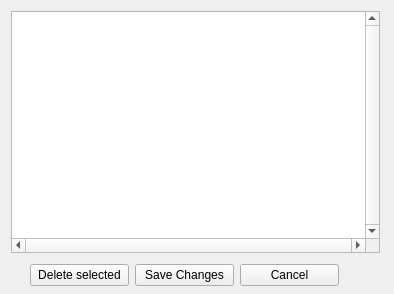
Qt form src/view/EditCommittees.ui (RachelSugar/cooper) before a commit.
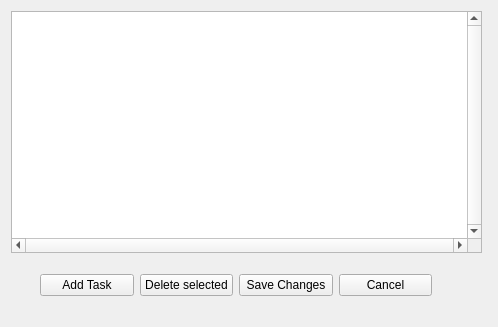
The same form after that commit.

Commit message: Added add task box to edit committee

The edit to the form file:
```diff
--- a/src/view/EditCommittees.ui
+++ b/src/view/EditCommittees.ui
@@ -8,8 +8,8 @@
    <rect>
     <x>0</x>
     <y>0</y>
-    <width>394</width>
-    <height>294</height>
+    <width>498</width>
+    <height>327</height>
    </rect>
   </property>
   <property name="windowTitle" >
@@ -20,7 +20,7 @@
     <rect>
      <x>11</x>
      <y>11</y>
-     <width>369</width>
+     <width>471</width>
      <height>242</height>
     </rect>
    </property>
@@ -40,16 +40,23 @@
     <bool>true</bool>
    </property>
   </widget>
-  <widget class="QWidget" name="" >
+  <widget class="QWidget" name="layoutWidget" >
    <property name="geometry" >
     <rect>
-     <x>30</x>
-     <y>260</y>
-     <width>309</width>
+     <x>40</x>
+     <y>270</y>
+     <width>392</width>
      <height>31</height>
     </rect>
    </property>
    <layout class="QHBoxLayout" name="horizontalLayout" >
+    <item>
+     <widget class="QPushButton" name="addTask" >
+      <property name="text" >
+       <string>Add Task</string>
+      </property>
+     </widget>
+    </item>
     <item>
      <widget class="QPushButton" name="DeleteButton" >
       <property name="text" >
```
